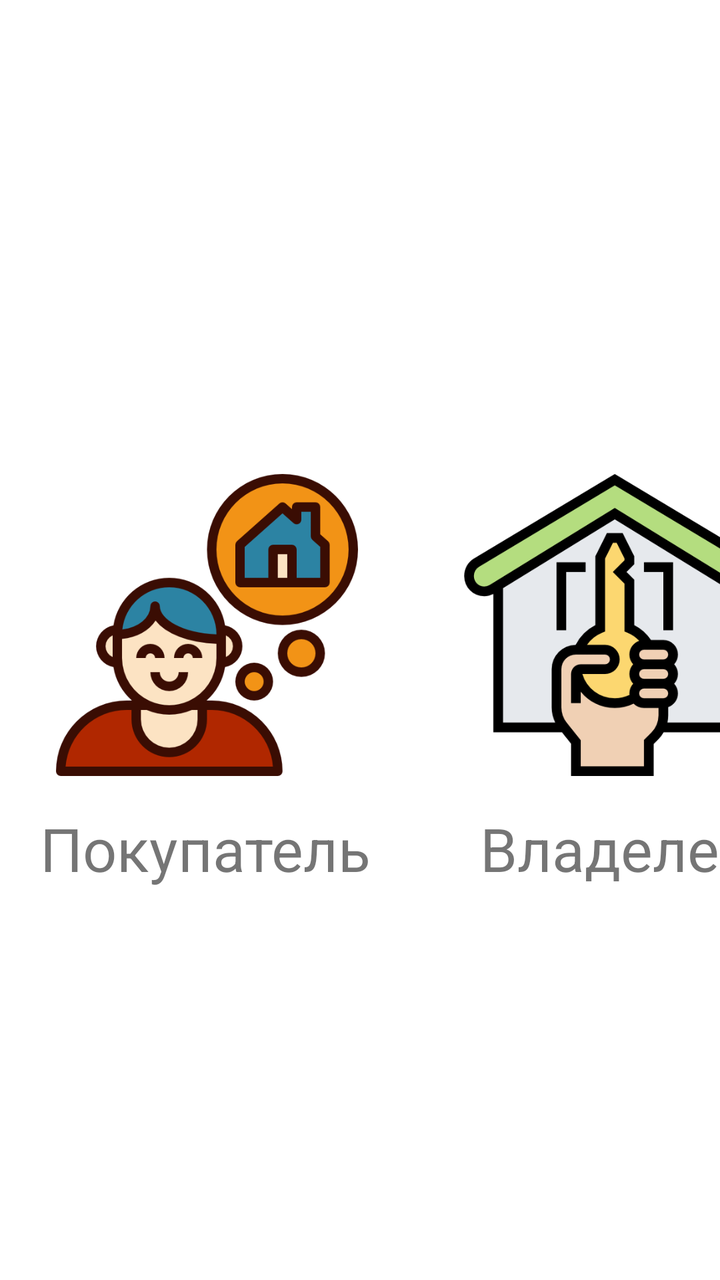
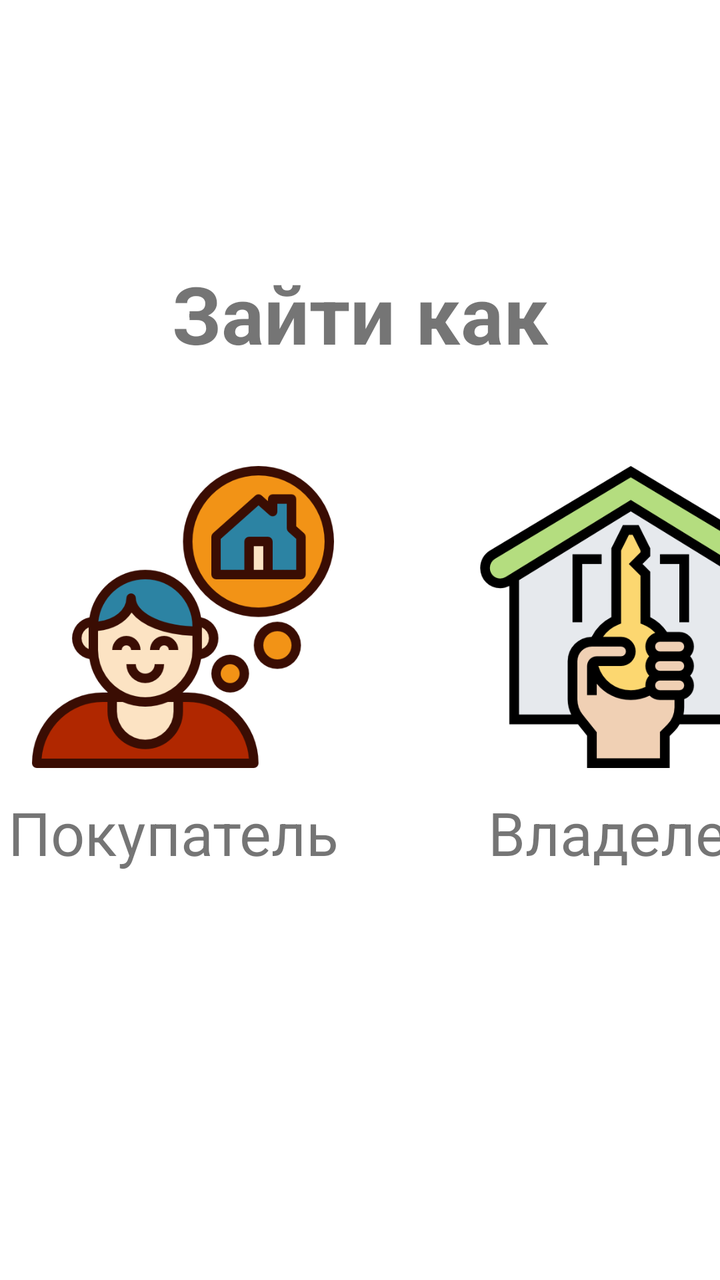

Compare the two renders of this Android layout. The source of the first and the diff that turns it into the second are given below.
<!-- AndroidManifest.xml: activity theme AppTheme.NoActionBar -->
<!-- res/layout/activity_chose.xml -->
<?xml version="1.0" encoding="utf-8"?>
<android.support.constraint.ConstraintLayout xmlns:android="http://schemas.android.com/apk/res/android"
    xmlns:app="http://schemas.android.com/apk/res-auto"
    xmlns:tools="http://schemas.android.com/tools"
    android:layout_width="match_parent"
    android:layout_height="match_parent"
    android:background="@color/colorWhite"
    tools:context=".ChoseActivity">

    <TextView
        android:id="@+id/textView23"
        android:layout_width="wrap_content"
        android:layout_height="wrap_content"
        android:layout_marginTop="148dp"
        android:layout_marginBottom="147dp"
        android:text="Зайти как"
        android:textAlignment="center"
        android:textSize="40sp"
        android:textStyle="bold"
        app:layout_constraintBottom_toTopOf="@+id/buyerbtn"
        app:layout_constraintEnd_toEndOf="parent"
        app:layout_constraintStart_toStartOf="parent"
        app:layout_constraintTop_toTopOf="parent"
        app:layout_constraintVertical_bias="0.0" />

    <ImageButton
        android:id="@+id/buyerbtn"
        android:layout_width="175sp"
        android:layout_height="0dp"
        android:layout_marginStart="16dp"
        android:backgroundTint="@android:color/white"
        android:scaleType="centerInside"
        app:layout_constraintBottom_toBottomOf="@+id/ownerbtn"
        app:layout_constraintStart_toStartOf="parent"
        app:layout_constraintTop_toTopOf="@+id/ownerbtn"
        app:layout_constraintVertical_bias="0.0"
        app:srcCompat="@drawable/ic_color_buyer" />

    <ImageButton
        android:id="@+id/ownerbtn"
        android:layout_width="175sp"
        android:layout_height="175sp"
        android:layout_marginStart="220dp"
        android:layout_marginBottom="240dp"
        android:backgroundTint="@android:color/white"
        android:scaleType="centerInside"
        app:layout_constraintBottom_toBottomOf="parent"
        app:layout_constraintStart_toStartOf="parent"
        app:srcCompat="@drawable/ic_color_owner" />

    <TextView
        android:id="@+id/textView24"
        android:layout_width="wrap_content"
        android:layout_height="wrap_content"
        android:layout_marginStart="4dp"
        android:layout_marginTop="4dp"
        android:text="Покупатель"
        android:textSize="30sp"
        app:layout_constraintStart_toStartOf="@+id/buyerbtn"
        app:layout_constraintTop_toBottomOf="@+id/buyerbtn" />

    <TextView
        android:id="@+id/textView25"
        android:layout_width="wrap_content"
        android:layout_height="wrap_content"
        android:layout_marginStart="20dp"
        android:layout_marginTop="4dp"
        android:text="Владелец"
        android:textSize="30sp"
        app:layout_constraintStart_toStartOf="@+id/ownerbtn"
        app:layout_constraintTop_toBottomOf="@+id/ownerbtn" />
</android.support.constraint.ConstraintLayout>
<!-- resources referenced by this layout -->
<resources>
  <color name="colorWhite">#FFFFFF</color>
  <!-- drawable ic_color_buyer: png bitmap (drawable, 35187 bytes) -->
  <!-- drawable ic_color_owner: png bitmap (drawable, 22368 bytes) -->
  <style name="AppTheme.NoActionBar">
          <item name="windowActionBar">false</item>
          <item name="windowNoTitle">true</item>
      </style>
</resources>

<!-- the commit's change to res/layout/activity_chose.xml (unified diff, before → after) -->
@@ -11,8 +11,6 @@
         android:id="@+id/textView23"
         android:layout_width="wrap_content"
         android:layout_height="wrap_content"
-        android:layout_marginTop="148dp"
-        android:layout_marginBottom="147dp"
         android:text="Зайти как"
         android:textAlignment="center"
         android:textSize="40sp"
@@ -21,13 +19,13 @@
         app:layout_constraintEnd_toEndOf="parent"
         app:layout_constraintStart_toStartOf="parent"
         app:layout_constraintTop_toTopOf="parent"
-        app:layout_constraintVertical_bias="0.0" />
+        app:layout_constraintVertical_bias="0.775" />
 
     <ImageButton
         android:id="@+id/buyerbtn"
         android:layout_width="175sp"
         android:layout_height="0dp"
-        android:layout_marginStart="16dp"
+        android:layout_marginStart="4dp"
         android:backgroundTint="@android:color/white"
         android:scaleType="centerInside"
         app:layout_constraintBottom_toBottomOf="@+id/ownerbtn"
@@ -40,8 +38,8 @@
         android:id="@+id/ownerbtn"
         android:layout_width="175sp"
         android:layout_height="175sp"
-        android:layout_marginStart="220dp"
-        android:layout_marginBottom="240dp"
+        android:layout_marginStart="228dp"
+        android:layout_marginBottom="244dp"
         android:backgroundTint="@android:color/white"
         android:scaleType="centerInside"
         app:layout_constraintBottom_toBottomOf="parent"
@@ -52,8 +50,6 @@
         android:id="@+id/textView24"
         android:layout_width="wrap_content"
         android:layout_height="wrap_content"
-        android:layout_marginStart="4dp"
-        android:layout_marginTop="4dp"
         android:text="Покупатель"
         android:textSize="30sp"
         app:layout_constraintStart_toStartOf="@+id/buyerbtn"
@@ -63,8 +59,7 @@
         android:id="@+id/textView25"
         android:layout_width="wrap_content"
         android:layout_height="wrap_content"
-        android:layout_marginStart="20dp"
-        android:layout_marginTop="4dp"
+        android:layout_marginStart="16dp"
         android:text="Владелец"
         android:textSize="30sp"
         app:layout_constraintStart_toStartOf="@+id/ownerbtn"
